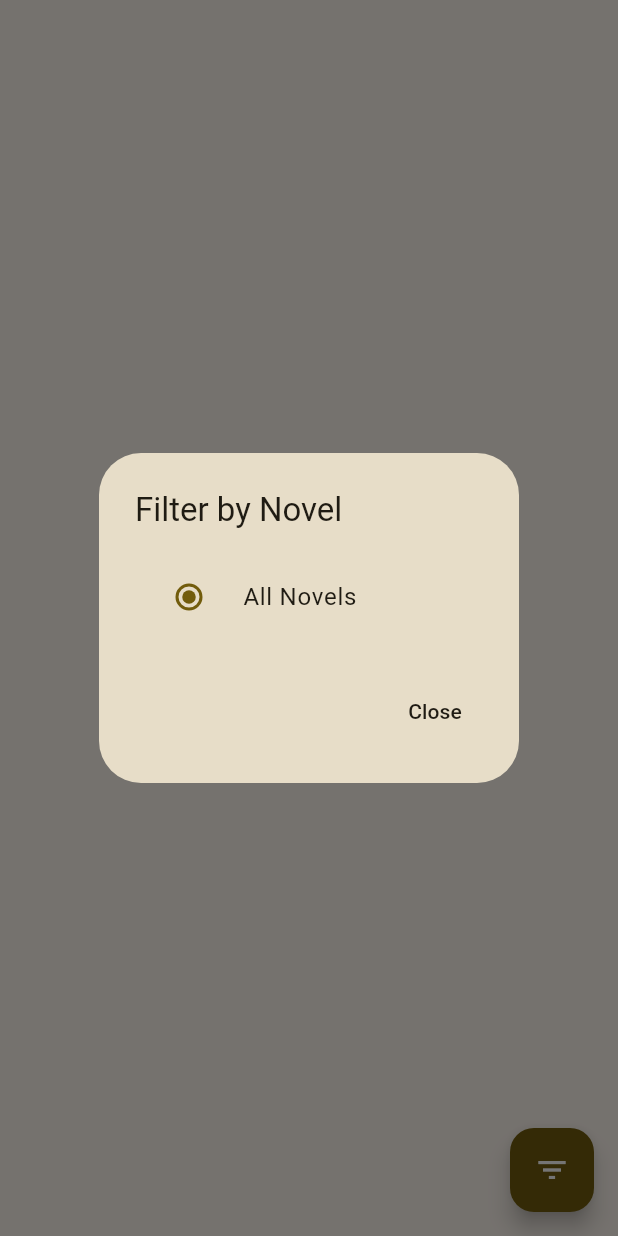
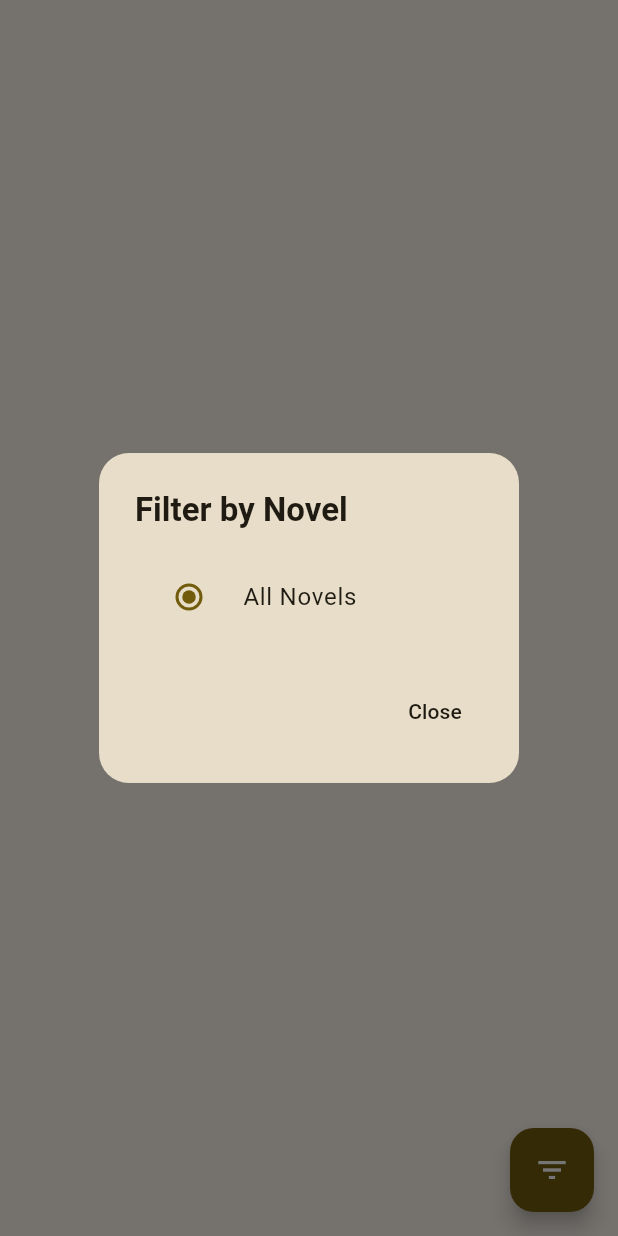
Before and after one commit to Luiz-eduardp/akashic_records, a Flutter app: the HistoryScreen screen opened directly, after a tap on the "filter list" icon, on a phone screen of 412 x 824 dp. Run offline on Flutter 3.47's test engine with Material 3 defaults, Android fonts, the phone set to English and light mode, and no system bars; our stand-ins replace battery_plus, cached_network_image, file_picker, flutter_advanced_drawer, flutter_html, flutter_markdown and 9 more; missing offline and left inert: epubx, flutter_code_editor, highlight, jsf, traffic_stats; accounts and stored records are empty; network calls fail.

Commit message:
refactor(history): improve history screen UI
- Updated card elevation and shape
- Improved text styles and colors
- Added filter functionality
- Enhanced empty state view
- Improved stat metrics display

```diff
--- a/lib/screens/history/history_screen.dart
+++ b/lib/screens/history/history_screen.dart
@@ -176,38 +176,44 @@ class _HistoryScreenState extends State<HistoryScreen> {
   @override
   Widget build(BuildContext context) {
     final theme = Theme.of(context);
+    final colorScheme = theme.colorScheme;
+
     return Scaffold(
       body: RefreshIndicator(
         onRefresh: _refreshHistory,
-        backgroundColor: theme.colorScheme.surfaceContainer,
-        color: theme.colorScheme.primary,
-        child: _buildBody(theme),
+        backgroundColor: colorScheme.surfaceContainer,
+        color: colorScheme.primary,
+        child: _buildBody(theme, colorScheme),
       ),
-      floatingActionButton: _buildFilterButton(theme),
+      floatingActionButton: FloatingActionButton(
+        onPressed: () => _showFilterDialog(context, theme, colorScheme),
+        backgroundColor: colorScheme.primary,
+        foregroundColor: colorScheme.onPrimary,
+        tooltip: 'Filtrar'.translate,
+        child: const Icon(Icons.filter_list),
+      ),
     );
   }
 
-  Widget _buildFilterButton(ThemeData theme) {
-    return FloatingActionButton(
-      onPressed: () => _showFilterDialog(context, theme),
-      backgroundColor: theme.colorScheme.primary,
-      foregroundColor: theme.colorScheme.onPrimary,
-      tooltip: 'Filtrar'.translate,
-      child: const Icon(Icons.filter_list),
-    );
-  }
-
-  void _showFilterDialog(BuildContext context, ThemeData theme) {
+  void _showFilterDialog(
+    BuildContext context,
+    ThemeData theme,
+    ColorScheme colorScheme,
+  ) {
     showDialog(
       context: context,
       builder: (BuildContext context) {
         return AlertDialog(
-          backgroundColor: theme.colorScheme.surfaceContainer,
-          surfaceTintColor: theme.colorScheme.surfaceTint,
+          backgroundColor: colorScheme.surfaceContainer,
+          surfaceTintColor: colorScheme.surfaceTint,
+          shape: RoundedRectangleBorder(
+            borderRadius: BorderRadius.circular(20),
+          ),
           title: Text(
             'Filtrar por Novel'.translate,
             style: theme.textTheme.titleLarge?.copyWith(
-              color: theme.colorScheme.onSurface,
+              color: colorScheme.onSurface,
+              fontWeight: FontWeight.w600,
             ),
           ),
           content: SingleChildScrollView(
@@ -217,7 +223,7 @@ class _HistoryScreenState extends State<HistoryScreen> {
                     return RadioListTile<String?>(
                       title: Text(
                         novel,
-                        style: TextStyle(color: theme.colorScheme.onSurface),
+                        style: TextStyle(color: colorScheme.onSurface),
                       ),
                       value:
                           novel == 'Todas as Novels'.translate ? null : novel,
@@ -226,7 +232,7 @@ class _HistoryScreenState extends State<HistoryScreen> {
                         _updateSelectedNovel(value);
                         Navigator.of(context).pop();
                       },
-                      activeColor: theme.colorScheme.primary,
+                      activeColor: colorScheme.primary,
                     );
                   }).toList(),
             ),
@@ -234,12 +240,9 @@ class _HistoryScreenState extends State<HistoryScreen> {
           actions: <Widget>[
             TextButton(
               style: TextButton.styleFrom(
-                foregroundColor: theme.colorScheme.onSurface,
+                foregroundColor: colorScheme.onSurface,
               ),
-              child: Text(
-                'Fechar'.translate,
-                style: TextStyle(color: theme.colorScheme.onSurface),
-              ),
+              child: Text('Fechar'.translate),
               onPressed: () => Navigator.of(context).pop(),
             ),
           ],
@@ -248,23 +251,23 @@ class _HistoryScreenState extends State<HistoryScreen> {
     );
   }
 
-  Widget _buildBody(ThemeData theme) {
+  Widget _buildBody(ThemeData theme, ColorScheme colorScheme) {
     if (_isLoading) {
       return Center(
         child: CircularProgressIndicator(
-          valueColor: AlwaysStoppedAnimation<Color>(theme.colorScheme.primary),
-          backgroundColor: theme.colorScheme.surfaceVariant,
+          valueColor: AlwaysStoppedAnimation<Color>(colorScheme.primary),
+          backgroundColor: colorScheme.surfaceVariant,
         ),
       );
     }
 
     if (_history.isEmpty) {
-      return _buildEmptyHistoryView(theme);
+      return _buildEmptyHistoryView(theme, colorScheme);
     }
 
     return Column(
       children: [
-        _buildMetricsWidget(theme),
+        _buildMetricsWidget(theme, colorScheme),
         Expanded(
           child: ListView.separated(
             padding: const EdgeInsets.all(8),
@@ -294,7 +297,7 @@ class _HistoryScreenState extends State<HistoryScreen> {
     );
   }
 
-  Widget _buildEmptyHistoryView(ThemeData theme) {
+  Widget _buildEmptyHistoryView(ThemeData theme, ColorScheme colorScheme) {
     return LayoutBuilder(
       builder: (BuildContext context, BoxConstraints constraints) {
         return SingleChildScrollView(
@@ -308,13 +311,13 @@ class _HistoryScreenState extends State<HistoryScreen> {
                   Icon(
                     Icons.history,
                     size: 60,
-                    color: theme.colorScheme.onSurfaceVariant,
+                    color: colorScheme.onSurfaceVariant.withOpacity(0.7),
                   ),
                   const SizedBox(height: 16),
                   Text(
                     'Seu histórico está vazio.'.translate,
                     style: theme.textTheme.headlineSmall?.copyWith(
-                      color: theme.colorScheme.onSurfaceVariant,
+                      color: colorScheme.onSurfaceVariant,
                       fontWeight: FontWeight.w500,
                     ),
                     textAlign: TextAlign.center,
@@ -323,7 +326,7 @@ class _HistoryScreenState extends State<HistoryScreen> {
                   Text(
                     'Comece a ler para ver seus livros aqui.'.translate,
                     style: theme.textTheme.bodyLarge?.copyWith(
-                      color: theme.colorScheme.onSurfaceVariant,
+                      color: colorScheme.onSurfaceVariant,
                     ),
                     textAlign: TextAlign.center,
                   ),
@@ -336,18 +339,30 @@ class _HistoryScreenState extends State<HistoryScreen> {
     );
   }
 
-  Widget _buildMetricsWidget(ThemeData theme) {
+  String _getMostReadNovel() {
+    if (_history.isEmpty) return 'Nenhuma'.translate;
+
+    final novelCounts = <String, int>{};
+    for (var item in _history) {
+      final novelTitle = item['novelTitle'] as String;
+      novelCounts[novelTitle] = (novelCounts[novelTitle] ?? 0) + 1;
+    }
+
+    return novelCounts.entries.reduce((a, b) => a.value > b.value ? a : b).key;
+  }
+
+  Widget _buildMetricsWidget(ThemeData theme, ColorScheme colorScheme) {
     return Padding(
       padding: const EdgeInsets.symmetric(horizontal: 8.0),
       child: Card(
-        color: theme.colorScheme.surfaceContainerHigh,
-        elevation: 1,
+        color: colorScheme.surfaceContainerHigh,
+        elevation: 3,
         shape: RoundedRectangleBorder(borderRadius: BorderRadius.circular(20)),
         child: ExpansionTile(
           title: Text(
             'Estatísticas'.translate,
             style: theme.textTheme.titleMedium?.copyWith(
-              color: theme.colorScheme.onSurface,
+              color: colorScheme.onSurface,
               fontWeight: FontWeight.w600,
             ),
           ),
@@ -356,12 +371,14 @@ class _HistoryScreenState extends State<HistoryScreen> {
           children: <Widget>[
             _buildStatItem(
               theme,
+              colorScheme,
               Icons.book_outlined,
               _history.length.toString(),
               'Capítulos Lidos'.translate,
             ),
             _buildStatItem(
               theme,
+              colorScheme,
               Icons.favorite_border,
               _getMostReadNovel(),
               'Novel Mais Lida'.translate,
@@ -372,26 +389,9 @@ class _HistoryScreenState extends State<HistoryScreen> {
     );
   }
 
-  String _getMostReadNovel() {
-    final novelChapterCounts = <String, int>{};
-    for (final item in _history) {
-      final novelTitle = item['novelTitle'] as String;
-      novelChapterCounts.update(
-        novelTitle,
-        (value) => value + 1,
-        ifAbsent: () => 1,
-      );
-    }
-
-    return novelChapterCounts.entries.isNotEmpty
-        ? novelChapterCounts.entries
-            .reduce((a, b) => a.value > b.value ? a : b)
-            .key
-        : 'Nenhuma'.translate;
-  }
-
   Widget _buildStatItem(
     ThemeData theme,
+    ColorScheme colorScheme,
     IconData icon,
     String value,
     String label,
@@ -400,7 +400,7 @@ class _HistoryScreenState extends State<HistoryScreen> {
       padding: const EdgeInsets.symmetric(vertical: 8.0),
       child: Row(
         children: [
-          Icon(icon, size: 24, color: theme.colorScheme.primary),
+          Icon(icon, size: 24, color: colorScheme.primary),
           const SizedBox(width: 16),
           Expanded(
             child: Column(
@@ -409,7 +409,7 @@ class _HistoryScreenState extends State<HistoryScreen> {
                 Text(
                   value,
                   style: theme.textTheme.titleMedium?.copyWith(
-                    color: theme.colorScheme.onSurface,
+                    color: colorScheme.onSurface,
                     fontWeight: FontWeight.bold,
                   ),
                   textAlign: TextAlign.start,
@@ -417,7 +417,7 @@ class _HistoryScreenState extends State<HistoryScreen> {
                 Text(
                   label,
                   style: theme.textTheme.bodyMedium?.copyWith(
-                    color: theme.colorScheme.onSurfaceVariant,
+                    color: colorScheme.onSurfaceVariant,
                   ),
                   textAlign: TextAlign.start,
                   overflow: TextOverflow.ellipsis,
```
Also changed, not shown: lib/screens/history/history_card_widget.dart (+17 -13 lines).
